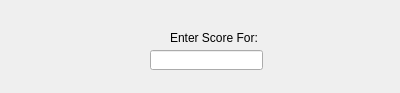
Qt form EnterGameResults.ui (GFlores17/JackboxT.O.-GUI-Version) before a commit.
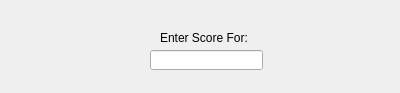
The same form after that commit.

Patch:
```diff
--- a/EnterGameResults.ui
+++ b/EnterGameResults.ui
@@ -26,7 +26,7 @@
   <widget class="QLabel" name="label">
    <property name="geometry">
     <rect>
-     <x>170</x>
+     <x>160</x>
      <y>30</y>
      <width>91</width>
      <height>16</height>
```
